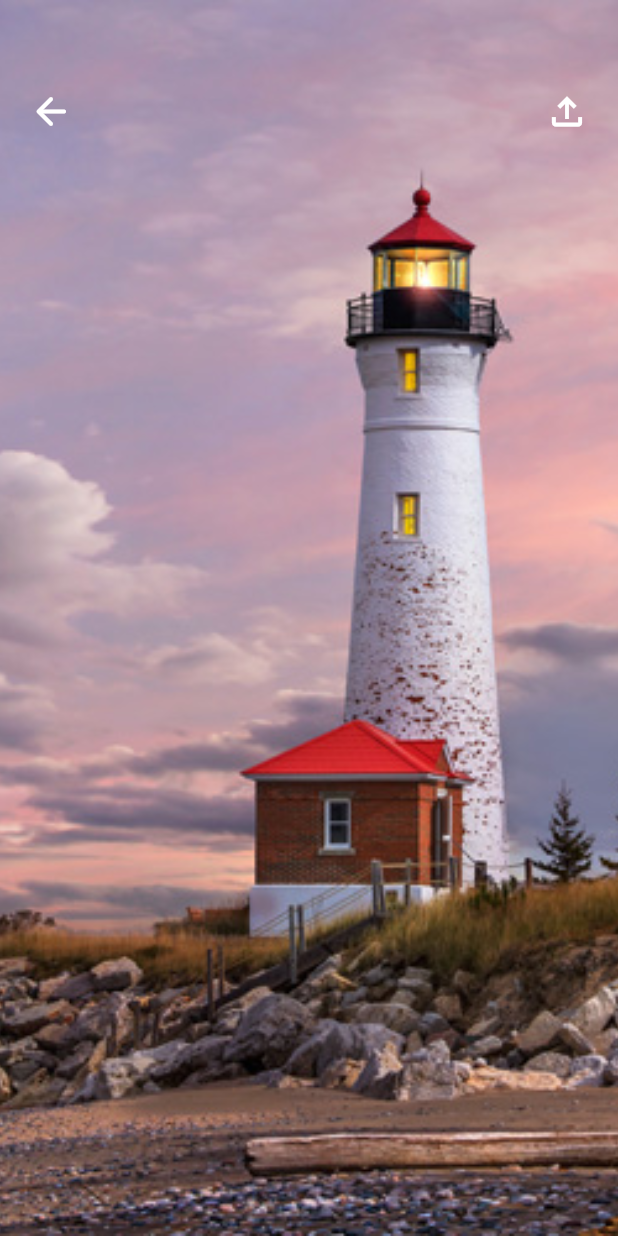
After one commit to hellyab/travel_app, a Flutter app: the screen it shows after launch, after a tap on "4.5", on a phone screen of 412 x 824 dp. The commit adds this screen. Run offline on Flutter 3.47's test engine with Material 2 defaults, Android fonts, the phone set to English and light mode, and no system bars.

Commit message:
feat: add detail screen feat: make sight items navigate to detail screen

```diff
--- a/lib/main.dart
+++ b/lib/main.dart
@@ -1,5 +1,7 @@
 import 'package:flutter/material.dart';
 import 'package:travel_app/screens/screens.dart';
+
+import 'models/models.dart';
 
 void main() {
   runApp(MyApp());
@@ -14,6 +16,15 @@ class MyApp extends StatelessWidget {
         primarySwatch: Colors.blue,
       ),
       home: HomeScreen(),
+      onGenerateRoute: (settings) {
+        if (settings.name == "/sightDetail") {
+          return MaterialPageRoute(
+            builder: (context) {
+              return DetailScreen(sight: settings.arguments as Sight);
+            },
+          );
+        }
+      },
     );
   }
 }
--- /dev/null
+++ b/lib/screens/detail_screen/detail_screen.dart
@@ -0,0 +1,58 @@
+import 'package:flutter/material.dart';
+import 'package:travel_app/models/models.dart';
+
+class DetailScreen extends StatelessWidget {
+  final Sight sight;
+  const DetailScreen({
+    Key? key,
+    required this.sight,
+  }) : super(key: key);
+  @override
+  Widget build(BuildContext context) {
+    return Scaffold(
+      body: Container(
+        decoration: BoxDecoration(
+          image: DecorationImage(
+            image: AssetImage(
+              "assets/images/lighthouse.jpg",
+            ),
+            fit: BoxFit.fitHeight,
+          ),
+        ),
+        child: Column(
+          children: [
+            SizedBox(
+              height: 50,
+            ),
+            Container(
+              padding: EdgeInsets.symmetric(horizontal: 10),
+              child: Row(
+                mainAxisAlignment: MainAxisAlignment.spaceBetween,
+                children: [
+                  IconButton(
+                    icon: Icon(
+                      Icons.arrow_back_rounded,
+                      color: Colors.white,
+                      size: 30,
+                    ),
+                    onPressed: () {
+                      Navigator.of(context).maybePop();
+                    },
+                  ),
+                  IconButton(
+                    icon: Icon(
+                      Icons.file_upload_outlined,
+                      color: Colors.white,
+                      size: 30,
+                    ),
+                    onPressed: () {},
+                  )
+                ],
+              ),
+            )
+          ],
+        ),
+      ),
+    );
+  }
+}
--- a/lib/screens/home_screen/widgets/sight_item.dart
+++ b/lib/screens/home_screen/widgets/sight_item.dart
@@ -4,6 +4,7 @@ import 'package:travel_app/screens/home_screen/widgets/widgets.dart';
 
 class SightItem extends StatelessWidget {
   final String imagePath;
+  final VoidCallback onTap;
   final double rating;
   final String sightName;
   const SightItem({
@@ -11,13 +12,15 @@ class SightItem extends StatelessWidget {
     required this.imagePath,
     required this.rating,
     required this.sightName,
+    required this.onTap,
   }) : super(key: key);
   @override
   Widget build(BuildContext context) {
     return Container(
+      margin: EdgeInsets.only(left: 15.0),
+      child: Ink(
         height: 300,
         width: 250,
-        margin: EdgeInsets.only(left: 15.0),
         decoration: BoxDecoration(
           borderRadius: BorderRadius.circular(25.0),
           image: DecorationImage(
@@ -26,6 +29,10 @@ class SightItem extends StatelessWidget {
               ),
               fit: BoxFit.cover),
         ),
+        child: InkWell(
+          borderRadius: BorderRadius.circular(25.0),
+          onTap: onTap,
+          splashColor: Colors.blue.withAlpha(25),
           child: Stack(
             children: [
               Positioned(
@@ -90,7 +97,10 @@ class SightItem extends StatelessWidget {
                 ),
               ),
             ],
-        ));
+          ),
+        ),
+      ),
+    );
   }
 }
 
--- a/lib/screens/home_screen/widgets/sights_list.dart
+++ b/lib/screens/home_screen/widgets/sights_list.dart
@@ -17,6 +17,13 @@ class SightsList extends StatelessWidget {
       scrollDirection: Axis.horizontal,
       itemBuilder: (context, index) {
         return SightItem(
+          onTap: () {
+            Navigator.pushNamed(
+              context,
+              "/sightDetail",
+              arguments: sights[index],
+            );
+          },
           imagePath: sights[index].imagePath,
           rating: sights[index].rating,
           sightName: sights[index].name,
--- a/lib/screens/screens.dart
+++ b/lib/screens/screens.dart
@@ -1,2 +1,3 @@
 ///This is a barrel file
+export 'detail_screen/detail_screen.dart';
 export 'home_screen/home_screen.dart';
```
Also changed, not shown: lib/screens/detail_screen/widgets/widgets.dart (added). Lines whose indentation alone changed are shown as unchanged.
